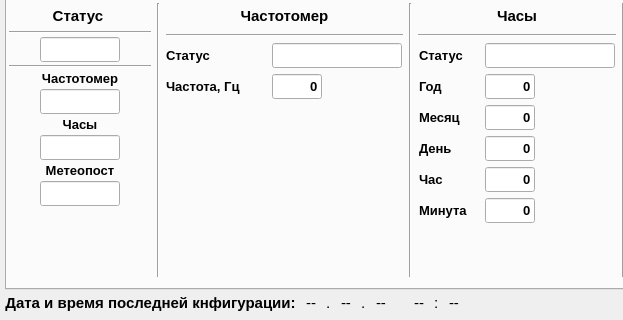
Before: the Qt Designer form informPConfigurator/mainwindow.ui in Goodjamp/informPConfigurator, drawn with Qt 5; both pictures show x 0 to 623 and y 96 to 416 of the 898 by 416 pixel window.
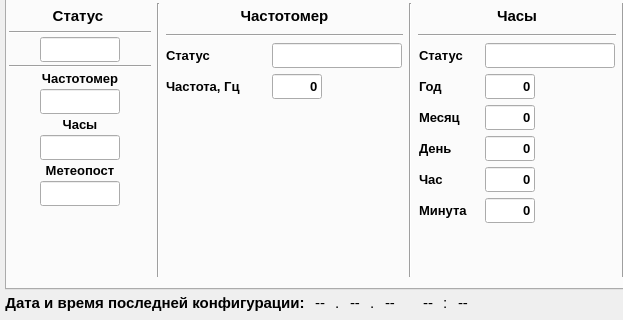
After: the same form once the commit is applied.

Commit message: - Fixed error about state of Clock state - Added time to configuration

What changed in the file:
```diff
--- a/informPConfigurator/mainwindow.ui
+++ b/informPConfigurator/mainwindow.ui
@@ -3465,7 +3465,7 @@
          </font>
         </property>
         <property name="text">
-         <string>Дата и время последней кнфигурации:</string>
+         <string>Дата и время последней конфигурации:</string>
         </property>
         <property name="alignment">
          <set>Qt::AlignCenter</set>
```
The commit also changes 2 other files.
